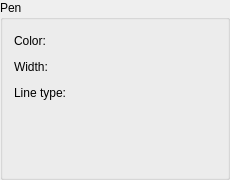
Old version of the form librecad/src/ui/forms/qg_widgetpen.ui in the repository LibreCAD/LibreCAD.
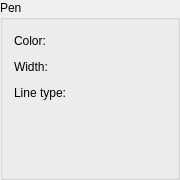
New version of the form. Custom widgets are drawn as their Qt base class.

What changed in the file:
```diff
--- a/librecad/src/ui/forms/qg_widgetpen.ui
+++ b/librecad/src/ui/forms/qg_widgetpen.ui
@@ -6,7 +6,7 @@
    <rect>
     <x>0</x>
     <y>0</y>
-    <width>230</width>
+    <width>180</width>
     <height>180</height>
    </rect>
   </property>
@@ -134,7 +134,7 @@
         </property>
         <property name="sizeHint" stdset="0">
          <size>
-          <width>40</width>
+          <width>0</width>
           <height>20</height>
          </size>
         </property>
@@ -147,7 +147,7 @@
         </property>
         <property name="sizeHint" stdset="0">
          <size>
-          <width>40</width>
+          <width>0</width>
           <height>20</height>
          </size>
         </property>
@@ -160,7 +160,7 @@
         </property>
         <property name="sizeHint" stdset="0">
          <size>
-          <width>40</width>
+          <width>0</width>
           <height>20</height>
          </size>
         </property>
```
Left out of the diff: 11 changed lines with no effect on the pictures.
